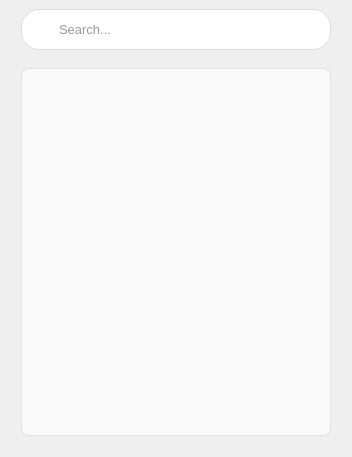
Above: clipboard_history.ui from hongzhe12/NiceBoard before the change. Below: the same form after it.
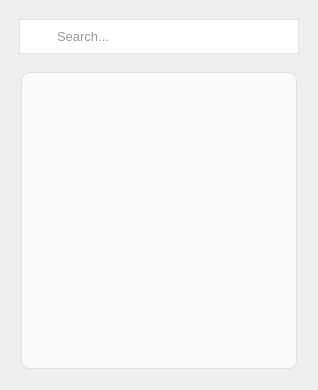
That is the form after the change. Icons and pictures are not drawn.

What changed in the file:
```diff
--- a/clipboard_history.ui
+++ b/clipboard_history.ui
@@ -6,8 +6,8 @@
    <rect>
     <x>0</x>
     <y>0</y>
-    <width>352</width>
-    <height>457</height>
+    <width>318</width>
+    <height>390</height>
    </rect>
   </property>
   <property name="windowTitle">
@@ -278,6 +278,9 @@
         <height>41</height>
        </size>
       </property>
+      <property name="styleSheet">
+       <string notr="true">margin: 10px 10px 0 10px;</string>
+      </property>
       <property name="placeholderText">
        <string>Search...</string>
       </property>
```
